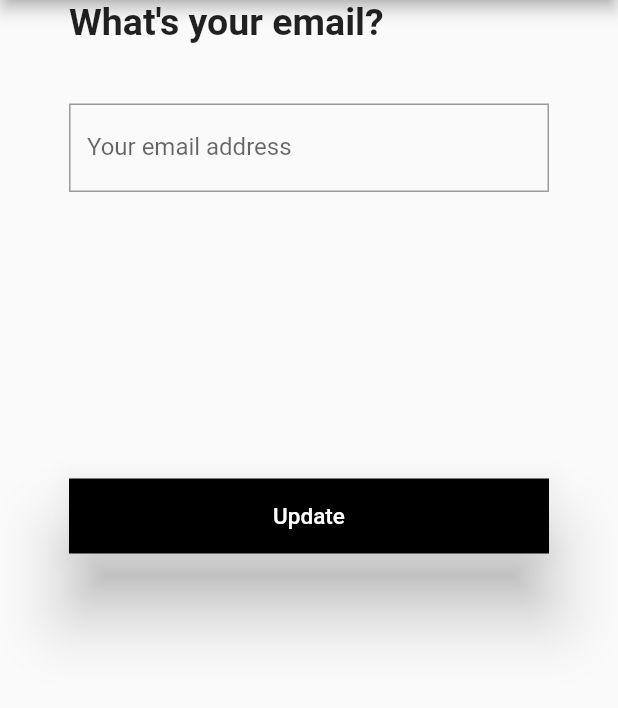
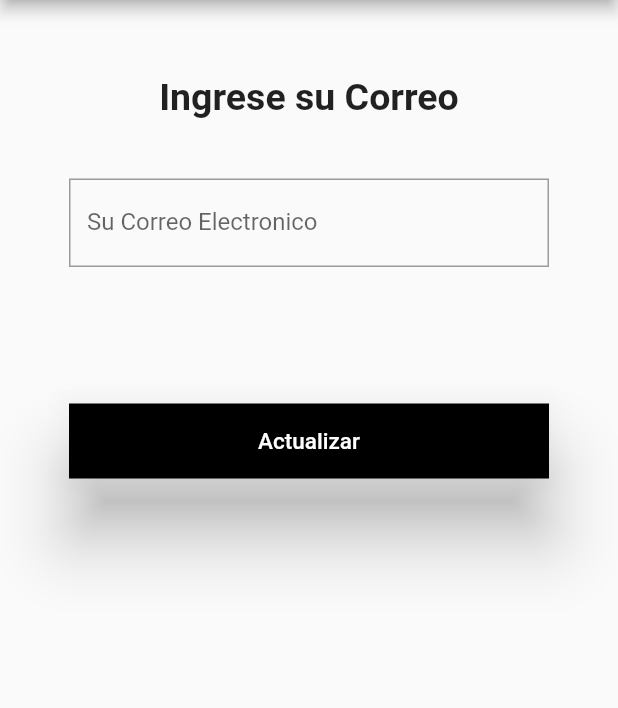
Before and after one commit to ferdeX64/prowessagronomia, a Flutter app: the EditEmailFormPage screen opened directly, on a phone screen of 412 x 824 dp, the part 120-828 px from its top. Run offline on Flutter 3.47's test engine with Material 2 defaults, Android fonts, the phone set to English and light mode, and no system bars; our stand-ins replace accordion, carousel_slider, email_validator, flutter_slidable, image_picker, nb_utils and 3 more; missing offline and left inert: async_button_builder; accounts and stored records are empty; network calls fail.

Commit message:
Pantallas de Editar Datos

```diff
--- a/lib/src/pages/edit_email.dart
+++ b/lib/src/pages/edit_email.dart
@@ -58,33 +58,40 @@ class EditEmailFormPageState extends State<EditEmailFormPage> {
             crossAxisAlignment: CrossAxisAlignment.center,
             mainAxisAlignment: MainAxisAlignment.start,
             children: <Widget>[
-                  const SizedBox(
-                      width: 320,
+              const Padding(
+                padding: EdgeInsets.only(top: 50),
+                child: Center(
                   child: Text(
-                        "What's your email?",
-                        style:
-                            TextStyle(fontSize: 25, fontWeight: FontWeight.bold),
+                    "Ingrese su Correo",
+                    style:TextStyle(
+                      fontSize: 25,
+                      fontWeight: FontWeight.bold
+                    ),
                     textAlign: TextAlign.left,
-                      )),
+                  )
+                ),
+              ),
               Padding(
                 padding: const EdgeInsets.only(top: 40),
                 child: SizedBox(
                   height: 100,
                   width: 320,
                   child: TextFormField(
-                            // Handles Form Validation
                     validator: (value) {
                       if (value == null || value.isEmpty) {
-                                return 'Please enter your email.';
+                        return 'Por favor ingrese su correo';
                       }
                       return null;
                     },
                     decoration: const InputDecoration(
-                                labelText: 'Your email address'),
+                      labelText: 'Su Correo Electronico'
+                    ),
                     controller: emailController,
-                          ))),
+                  )
+                )
+              ),
               Padding(
-                      padding: const EdgeInsets.only(top: 150),
+                padding: const EdgeInsets.only(top: 50),
                 child: Align(
                   alignment: Alignment.bottomCenter,
                   child: SizedBox(
@@ -92,22 +99,25 @@ class EditEmailFormPageState extends State<EditEmailFormPage> {
                     height: 50,
                     child: ElevatedButton(
                       onPressed: () {
-                                // Validate returns true if the form is valid, or false otherwise.
-                                if (_formKey.currentState!.validate() &&
-                                    EmailValidator.validate(
-                                        emailController.text)) {
+                        if (_formKey.currentState!.validate() && EmailValidator.validate(
+                          emailController.text
+                        )) {
                           updateUserValue(emailController.text);
                           Navigator.pop(context);
                         }
                       },
                       child: const Text(
-                                'Update',
+                        'Actualizar',
                         style: TextStyle(fontSize: 15),
                       ),
                     ),
-                          )))
-                ]),
-          )),
+                  )
+                )
+              )
+            ]
+          ),
+        )
+      ),
     );
   }
 }
--- a/lib/src/pages/profile_page.dart
+++ b/lib/src/pages/profile_page.dart
@@ -197,12 +197,10 @@ class _ProfilePageState extends State<ProfilePage> {
     )
   );
 
-  // Refrshes the Page after updating user info.
   FutureOr onGoBack(dynamic value) {
     setState(() {});
   }
 
-  // Handles navigation and prompts refresh.
   void navigateSecondPage(Widget editForm) {
     Route route = MaterialPageRoute(builder: (context) => editForm);
     Navigator.push(context, route).then(onGoBack);
--- a/lib/src/user/user_data.dart
+++ b/lib/src/user/user_data.dart
@@ -11,8 +11,7 @@ class UserData {
     name: 'Admin Admin',
     email: 'Admin.Admin@gmail.com',
     phone: '(593) xxx-xxxx',
-    aboutMeDescription:
-        'Descripcion de mi cuenta',
+    aboutMeDescription: 'Descripción Acercade mi',
   );
 
   static Future init() async =>
```
Also changed, not shown: lib/src/pages/edit_image.dart (+32 -17 lines), lib/src/pages/edit_name.dart (+4 -4 lines), lib/src/pages/edit_phone.dart (+5 -3 lines). Lines whose indentation alone changed are shown as unchanged.
